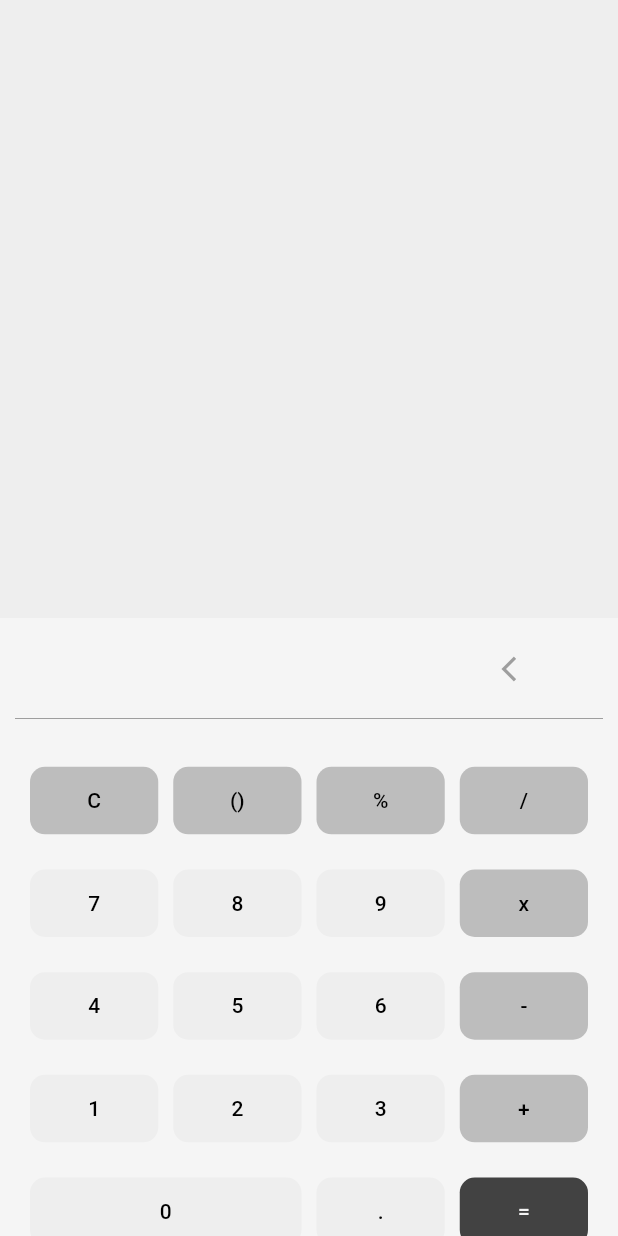
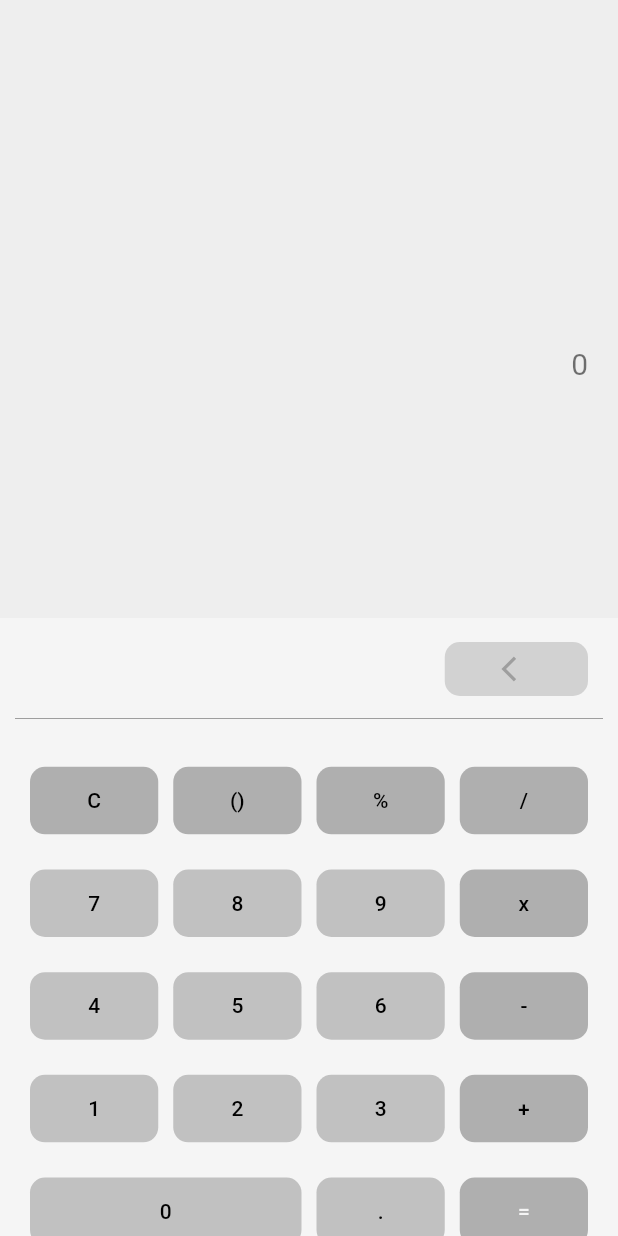
Before and after one commit to manavparikh01/Calculator_App_Flutter, a Flutter app: the screen it shows after launch, after a tap on the "arrow back ios" icon, on a phone screen of 412 x 824 dp. Run offline on Flutter 3.47's test engine with Material 2 defaults, Android fonts, the phone set to English and light mode, and no system bars.

Commit message:
some changes

```diff
--- a/lib/views/homescreen.dart
+++ b/lib/views/homescreen.dart
@@ -1,4 +1,5 @@
 //import 'dart:html';
+import 'dart:ui';
 
 import 'package:flutter/material.dart';
 
@@ -62,35 +63,35 @@ class _HomeScreenState extends State<HomeScreen> {
       } else {
         if (isOperandPlus == true) {
           val2 = val2.substring(0, val2length - 1);
-          num2 = double.tryParse(val2);
+          num2 = double.tryParse(val2)!;
           setState(() {
             val1 = val1.substring(0, val1length - 1);
             num3 = num1 + num2;
           });
         } else if (isOperandMinus == true) {
           val2 = val2.substring(0, val2length - 1);
-          num2 = double.tryParse(val2);
+          num2 = double.tryParse(val2)!;
           setState(() {
             val1 = val1.substring(0, val1length - 1);
             num3 = num1 - num2;
           });
         } else if (isOperandMultiply == true) {
           val2 = val2.substring(0, val2length - 1);
-          num2 = double.tryParse(val2);
+          num2 = double.tryParse(val2)!;
           setState(() {
             val1 = val1.substring(0, val1length - 1);
             num3 = num1 * num2;
           });
         } else if (isOperandDivision == true) {
           val2 = val2.substring(0, val2length - 1);
-          num2 = double.tryParse(val2);
+          num2 = double.tryParse(val2)!;
           setState(() {
             val1 = val1.substring(0, val1length - 1);
             num3 = num1 / num2;
           });
         } else if (isOperandModulus == true) {
           val2 = val2.substring(0, val2length - 1);
-          num2 = double.tryParse(val2);
+          num2 = double.tryParse(val2)!;
           setState(() {
             val1 = val1.substring(0, val1length - 1);
             num3 = num1 % num2;
@@ -99,7 +100,7 @@ class _HomeScreenState extends State<HomeScreen> {
           setState(() {
             val1 = val1.substring(0, val1length - 1);
             val2 = val2.substring(0, val2length - 1);
-            num2 = double.tryParse(val2);
+            num2 = double.tryParse(val2)!;
           });
         }
       }
@@ -153,7 +154,7 @@ class _HomeScreenState extends State<HomeScreen> {
         }
         if (isOperandPlus == true) {
           val2 = val2 + value;
-          num2 = double.tryParse(val2);
+          num2 = double.tryParse(val2)!;
           setState(() {
             num3 = num1 + num2;
           });
@@ -163,7 +164,7 @@ class _HomeScreenState extends State<HomeScreen> {
         }
         if (isOperandMinus == true) {
           val2 = val2 + value;
-          num2 = double.tryParse(val2);
+          num2 = double.tryParse(val2)!;
           setState(() {
             num3 = num1 - num2;
           });
@@ -173,21 +174,21 @@ class _HomeScreenState extends State<HomeScreen> {
         }
         if (isOperandMultiply == true) {
           val2 = val2 + value;
-          num2 = double.tryParse(val2);
+          num2 = double.tryParse(val2)!;
           setState(() {
             num3 = num1 * num2;
           });
         }
         if (isOperandDivision == true) {
           val2 = val2 + value;
-          num2 = double.tryParse(val2);
+          num2 = double.tryParse(val2)!;
           setState(() {
             num3 = num1 / num2;
           });
         }
         if (isOperandModulus == true) {
           val2 = val2 + value;
-          num2 = double.tryParse(val2);
+          num2 = double.tryParse(val2)!;
           setState(() {
             num3 = num1 % num2;
           });
@@ -213,7 +214,7 @@ class _HomeScreenState extends State<HomeScreen> {
         }
         if (isOperandPlus == true) {
           val2 = val2 + value;
-          num2 = double.tryParse(val2);
+          num2 = double.tryParse(val2)!;
           setState(() {
             num3 = num1 + num2;
           });
@@ -223,7 +224,7 @@ class _HomeScreenState extends State<HomeScreen> {
         }
         if (isOperandMinus == true) {
           val2 = val2 + value;
-          num2 = double.tryParse(val2);
+          num2 = double.tryParse(val2)!;
           setState(() {
             num3 = num1 - num2;
           });
@@ -233,21 +234,21 @@ class _HomeScreenState extends State<HomeScreen> {
         }
         if (isOperandMultiply == true) {
           val2 = val2 + value;
-          num2 = double.tryParse(val2);
+          num2 = double.tryParse(val2)!;
           setState(() {
             num3 = num1 * num2;
           });
         }
         if (isOperandDivision == true) {
           val2 = val2 + value;
-          num2 = double.tryParse(val2);
+          num2 = double.tryParse(val2)!;
           setState(() {
             num3 = num1 / num2;
           });
         }
         if (isOperandModulus == true) {
           val2 = val2 + value;
-          num2 = double.tryParse(val2);
+          num2 = double.tryParse(val2)!;
           setState(() {
             num3 = num1 % num2;
           });
@@ -270,7 +271,7 @@ class _HomeScreenState extends State<HomeScreen> {
       }
       if (isOperandPlus == true) {
         val2 = val2 + value;
-        num2 = double.tryParse(val2);
+        num2 = double.tryParse(val2)!;
         print(num1);
         print(num2);
         print(num3);
@@ -283,7 +284,7 @@ class _HomeScreenState extends State<HomeScreen> {
       }
       if (isOperandMinus == true) {
         val2 = val2 + value;
-        num2 = double.tryParse(val2);
+        num2 = double.tryParse(val2)!;
         setState(() {
           num3 = num1 - num2;
         });
@@ -293,21 +294,21 @@ class _HomeScreenState extends State<HomeScreen> {
       }
       if (isOperandMultiply == true) {
         val2 = val2 + value;
-        num2 = double.tryParse(val2);
+        num2 = double.tryParse(val2)!;
         setState(() {
           num3 = num1 * num2;
         });
       }
       if (isOperandDivision == true) {
         val2 = val2 + value;
-        num2 = double.tryParse(val2);
+        num2 = double.tryParse(val2)!;
         setState(() {
           num3 = num1 / num2;
         });
       }
       if (isOperandModulus == true) {
         val2 = val2 + value;
-        num2 = double.tryParse(val2);
+        num2 = double.tryParse(val2)!;
         setState(() {
           num3 = num1 % num2;
         });
@@ -410,7 +411,7 @@ class _HomeScreenState extends State<HomeScreen> {
         isOperandMinus = false;
         isEqual = false;
       }
-      num1 = double.tryParse(val1);
+      num1 = double.tryParse(val1)!;
       setState(() {
         val1 = val1 + value;
       });
@@ -471,7 +472,8 @@ class _HomeScreenState extends State<HomeScreen> {
                 borderRadius: BorderRadius.circular(10),
               ),
             ),
-            backgroundColor: MaterialStateProperty.all<Color>(Colors.grey[200]),
+            backgroundColor:
+                MaterialStateProperty.all<Color>(Colors.grey.withOpacity(0.6)),
             elevation: MaterialStateProperty.all<double>(0),
           ),
 
@@ -501,7 +503,8 @@ class _HomeScreenState extends State<HomeScreen> {
                 borderRadius: BorderRadius.circular(10),
               ),
             ),
-            backgroundColor: MaterialStateProperty.all<Color>(Colors.grey[400]),
+            backgroundColor:
+                MaterialStateProperty.all<Color>(Colors.grey.withOpacity(0.8)),
             elevation: MaterialStateProperty.all<double>(0),
           ),
           child: Text(
@@ -572,7 +575,8 @@ class _HomeScreenState extends State<HomeScreen> {
                 borderRadius: BorderRadius.circular(10),
               ),
             ),
-            backgroundColor: MaterialStateProperty.all<Color>(Colors.grey[400]),
+            backgroundColor:
+                MaterialStateProperty.all<Color>(Colors.grey.withOpacity(0.8)),
             elevation: MaterialStateProperty.all<double>(0),
           ),
           child: Text(
@@ -600,7 +604,8 @@ class _HomeScreenState extends State<HomeScreen> {
                 borderRadius: BorderRadius.circular(10),
               ),
             ),
-            backgroundColor: MaterialStateProperty.all<Color>(Colors.grey[800]),
+            backgroundColor:
+                MaterialStateProperty.all<Color>(Colors.grey.withOpacity(0.8)),
             elevation: MaterialStateProperty.all<double>(0),
           ),
           child: Text(
@@ -629,7 +634,8 @@ class _HomeScreenState extends State<HomeScreen> {
                 borderRadius: BorderRadius.circular(10),
               ),
             ),
-            backgroundColor: MaterialStateProperty.all<Color>(Colors.grey[200]),
+            backgroundColor:
+                MaterialStateProperty.all<Color>(Colors.grey.withOpacity(0.6)),
             elevation: MaterialStateProperty.all<double>(0),
           ),
           child: Text(
@@ -655,7 +661,8 @@ class _HomeScreenState extends State<HomeScreen> {
               borderRadius: BorderRadius.circular(10),
             ),
           ),
-          backgroundColor: MaterialStateProperty.all<Color>(Colors.grey[100]),
+          backgroundColor:
+              MaterialStateProperty.all<Color>(Colors.grey.withOpacity(0.4)),
           elevation: MaterialStateProperty.all<double>(0),
         ),
         child: val1 == '' && num3 == 0.0
@@ -709,6 +716,7 @@ class _HomeScreenState extends State<HomeScreen> {
                     ),
                     Expanded(
                       flex: isEqual ? 0 : 1,
+                      child: SingleChildScrollView(
                         child: AnimatedContainer(
                           duration: Duration(milliseconds: 1000),
                           alignment: Alignment.bottomRight,
@@ -758,13 +766,15 @@ class _HomeScreenState extends State<HomeScreen> {
                                       fontWeight: FontWeight.w600)),
                         ),
                       ),
+                    ),
                     Expanded(
-                      flex: 1,
+                      flex: isEqual ? 2 : 1,
+                      child: SingleChildScrollView(
                         child: AnimatedContainer(
                           duration: Duration(milliseconds: 1000),
                           alignment: Alignment.bottomRight,
-                        child:
-                            val3.contains('Not working Wait for future updates')
+                          child: val3.contains(
+                                  'Not working Wait for future updates')
                               ? Text(val3,
                                   style: TextStyle(
                                       fontSize: isEqual ? 17 : 17,
@@ -776,7 +786,15 @@ class _HomeScreenState extends State<HomeScreen> {
                                           : FontWeight.normal))
                               //? Scaffold.of(context).showSnackBar(snackBar)
                               : num3 == 0.0
-                                    ? Text('')
+                                  ? Text(num3.toString().substring(0, 1),
+                                      style: TextStyle(
+                                          fontSize: isEqual ? 40 : 20,
+                                          color: isEqual
+                                              ? Colors.black87
+                                              : Colors.black54,
+                                          fontWeight: isEqual
+                                              ? FontWeight.w400
+                                              : FontWeight.normal))
                                   : num3.toString().endsWith('.0')
                                       ? Text(
                                           num3.toString().substring(
@@ -798,6 +816,7 @@ class _HomeScreenState extends State<HomeScreen> {
                                               fontWeight: isEqual
                                                   ? FontWeight.w400
                                                   : FontWeight.normal)),
+                        ),
                       ),
                     ),
                     Expanded(
--- a/pubspec.yaml
+++ b/pubspec.yaml
@@ -18,7 +18,7 @@ publish_to: 'none' # Remove this line if you wish to publish to pub.dev
 version: 1.0.0+1
 
 environment:
-  sdk: ">=2.7.0 <3.0.0"
+  sdk: ">=2.12.0 <3.0.0"
 
 dependencies:
   flutter:
```
Also changed, not shown: pubspec.lock. Lines whose indentation alone changed are shown as unchanged.
